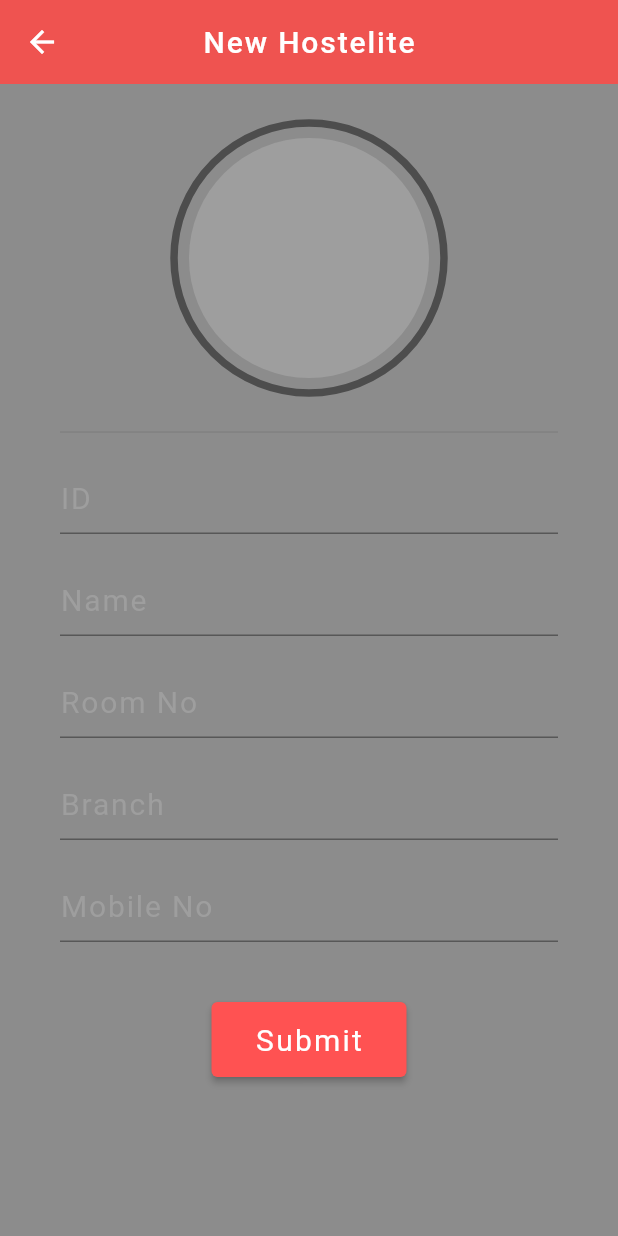
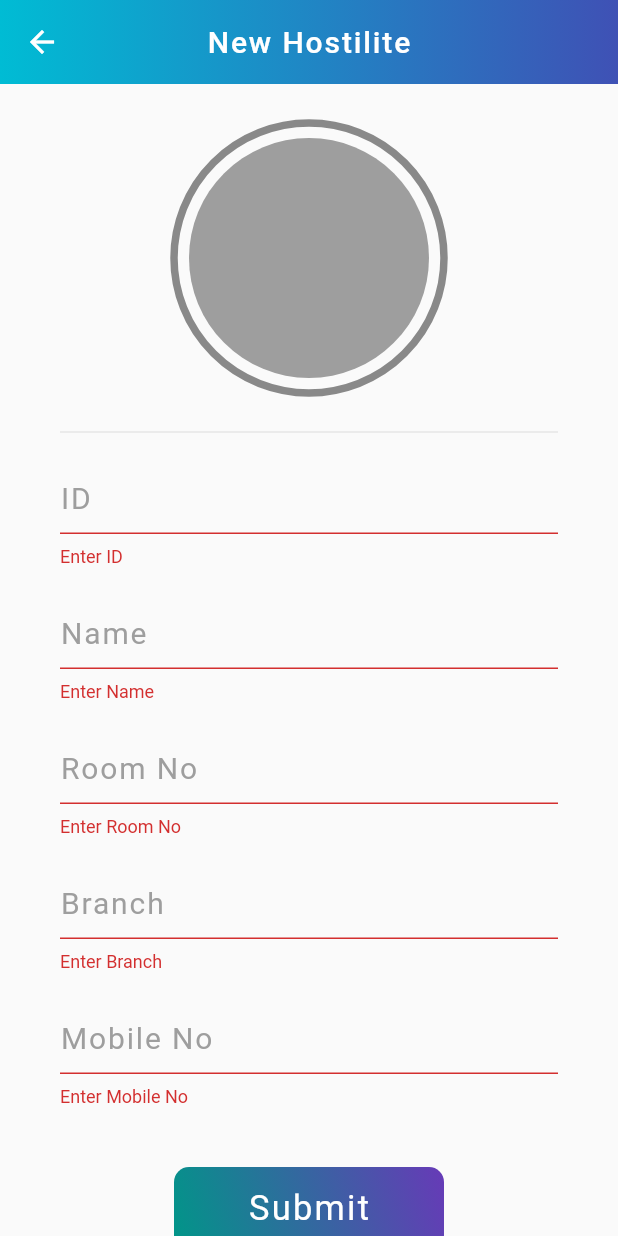
Before and after one commit to ManishModak/Project-Based-Learning-Year-2023, a Flutter app: the NewStudent screen opened by its route, after a tap on "Submit", on a phone screen of 412 x 824 dp. Run offline on Flutter 3.47's test engine with Material 2 defaults, Android fonts, the phone set to English and light mode, and no system bars; our stand-ins replace camera, cloud_firestore, firebase_auth, firebase_core, firebase_storage, flutter_spinkit and 1 more; accounts and stored records are empty.

Commit message:
New Improved UI ,validation check for new hostelite and new manual Entry page

```diff
--- a/lib/common/constants.dart
+++ b/lib/common/constants.dart
@@ -4,3 +4,84 @@ const textInputDecoration = InputDecoration(
   hintStyle: TextStyle(fontSize: 20,letterSpacing: 1.25,color: Colors.grey),
   fillColor: Colors.white ,
 );
+
+const appBarGradient = LinearGradient(
+    begin: Alignment.centerLeft,
+    end: Alignment.centerRight,
+    colors: [
+      Colors.cyan,
+      Colors.indigo
+    ]
+); // app Bar Decoration
+
+const buttonLinearGradient = LinearGradient(
+    colors: [
+      Colors.teal,
+      Colors.deepPurple
+    ],
+    begin: Alignment.bottomLeft ,
+    end: Alignment.topRight ,
+);
+
+const buttonRadialGradient_1 = RadialGradient(
+  colors: [
+    Colors.teal,
+    Colors.deepPurple
+  ],
+  radius: 2.5,
+  focal: Alignment(0.5, -0.5),
+);
+
+const buttonRadialGradient_2 = RadialGradient(
+  colors: [
+    Colors.teal,
+    Colors.deepPurple,
+  ],
+  radius: 2.5,
+  focal: Alignment(-0.5, 0.5),
+);
+
+BoxDecoration boxDecoration() {
+  return BoxDecoration(
+      borderRadius: BorderRadius.circular(8),
+      border: Border.all(color: Colors.white, width: 2),
+    );
+}
+
+Card menuCard(String text,String page,BuildContext context) {
+  return Card(
+    color: Colors.transparent,
+    elevation: 0,
+    shape: RoundedRectangleBorder(
+      borderRadius: BorderRadius.circular(8),
+    ),
+    child: InkWell(
+      onTap: () {
+        Navigator.pushNamed(context, "/$page");
+      },
+      child: Center(
+        child: Text(
+          text ,
+          style: const TextStyle(
+            fontSize: 20,
+            color: Colors.white,
+          ),
+        ),
+      ),
+    ),
+  );
+}
+
+AppBar buildAppBar(String text) {
+  return AppBar(
+    title: Text(
+      text,
+      style: const TextStyle(
+        letterSpacing: 1.25 ,
+      ),
+    ),
+    centerTitle: true,
+    elevation: 0,
+    backgroundColor: Colors.transparent,
+  );
+} // Default app Bar propertires
--- a/lib/pages/new_hostelite_page.dart
+++ b/lib/pages/new_hostelite_page.dart
@@ -18,24 +18,32 @@ class NewStudent extends StatefulWidget {
 
 class _NewStudentState extends State<NewStudent> {
 
-  String id = '';
-  String name = '';
-  String roomNo = '';
-  String branch = '';
-  String mobileNo = '';
+  final GlobalKey<FormState> _formKey = GlobalKey<FormState>() ;
+
+  final TextEditingController id = TextEditingController();
+  final TextEditingController name = TextEditingController();
+  final TextEditingController roomNo = TextEditingController();
+  final TextEditingController branch = TextEditingController();
+  final TextEditingController mobileNo = TextEditingController();
 
   File? studentPic;
   double percentage=0;
+
 @override
 void dispose() {
   super.dispose();
+  id.dispose();
+  name.dispose();
+  roomNo.dispose();
+  branch.dispose();
+  mobileNo.dispose();
 }
 
-void _submitForm() async {
+void _submitForm() async{
 
   MainDatabase student = MainDatabase();
 
-  UploadTask uploadTask = FirebaseStorage.instance.ref().child("pictures").child(id).child(id).putFile(studentPic!);
+  UploadTask uploadTask = FirebaseStorage.instance.ref().child("pictures").child(id.text).child(id.text).putFile(studentPic!);
 
   uploadTask.snapshotEvents.listen((TaskSnapshot snapshot) {
     setState(() {
@@ -45,29 +53,49 @@ void _submitForm() async {
   TaskSnapshot taskSnapshot = await uploadTask;
   String downloadUrl =  await taskSnapshot.ref.getDownloadURL();
 
-  student.addStudent(id: id, name: name, room: roomNo, branch: branch, mobile: mobileNo, url: downloadUrl);
+  student.addStudent(
+      id: id.text ,
+      name: name.text,
+      room: roomNo.text,
+      branch: branch.text,
+      mobile: mobileNo.text,
+      url: downloadUrl
+  );
+
   setState(() {
     percentage = 0;
+    studentPic = Null as File? ;
   });
+
+  id.clear();
+  name.clear();
+  roomNo.clear();
+  branch.clear();
+  mobileNo.clear();
 }
 
 @override
 Widget build(BuildContext context) {
     return SafeArea(
       child: Scaffold(
-        backgroundColor: Colors.black45,
-        appBar: AppBar(
-          backgroundColor: Colors.red[400],
-          title: const Text(
-              "New Hostelite",
-            style: TextStyle(letterSpacing: 1.25),
+        appBar: PreferredSize(
+          preferredSize: const Size.fromHeight(kToolbarHeight),
+          child: Stack(
+            children: [
+              Container(
+                decoration: const BoxDecoration(
+                  gradient: appBarGradient
                 ),
-          centerTitle: true,
-          elevation: 0,
+              ),
+              buildAppBar("New Hostilite")
+            ],
+          ),
         ),
         body: SingleChildScrollView(
           child: Container(
             padding:const EdgeInsets.symmetric(horizontal: 40.0, vertical: 20.0),
+            child: Form(
+              key: _formKey,
               child: Column(
                 children: [
                   Center(
@@ -120,9 +148,7 @@ Widget build(BuildContext context) {
                     ),
                     decoration: textInputDecoration.copyWith(hintText: "ID"),
                     validator: (val) => val == null || val.isEmpty ? "Enter ID" : null,
-                  onChanged: (val) {
-                    setState(() => id = val.toUpperCase().trim());
-                  },
+                    controller: id,
                   ),
                   const SizedBox(height: 20.0),
                   TextFormField(
@@ -132,10 +158,7 @@ Widget build(BuildContext context) {
                     ),
                     decoration: textInputDecoration.copyWith(hintText: "Name"),
                     validator: (val) => val == null || val.isEmpty ? "Enter Name" : null,
-                  onChanged: (val) {
-                    String capName = val[0].toUpperCase() + val.substring(1) ;
-                    setState(() => name = capName.trim());
-                  },
+                    controller: name,
                   ),
                   const SizedBox(height: 20.0),
                   TextFormField(
@@ -145,9 +168,7 @@ Widget build(BuildContext context) {
                     ),
                     decoration: textInputDecoration.copyWith(hintText: "Room No"),
                     validator: (val) => val == null || val.isEmpty ? "Enter Room No" : null,
-                  onChanged: (val) {
-                    setState(() => roomNo = val.toUpperCase().trim());
-                  },
+                    controller: roomNo,
                   ),
                   const SizedBox(height: 20.0),
                   TextFormField(
@@ -157,9 +178,7 @@ Widget build(BuildContext context) {
                     ),
                     decoration: textInputDecoration.copyWith(hintText: "Branch"),
                     validator: (val) => val == null || val.isEmpty ? "Enter Branch" : null,
-                  onChanged: (val) {
-                    setState(() => branch = val.toUpperCase().trim());
-                  },
+                    controller: branch,
                   ),
                   const SizedBox(height: 20.0),
                   TextFormField(
@@ -169,28 +188,39 @@ Widget build(BuildContext context) {
                     ),
                     decoration: textInputDecoration.copyWith(hintText: "Mobile No"),
                     validator: (val) => val == null || val.isEmpty ? "Enter Mobile No" : null,
-                  onChanged: (val) {
-                    setState(() => mobileNo = val.toUpperCase().trim());
-                  },
+                    controller: mobileNo,
                   ),
                   const SizedBox(height: 40.0),
-                ElevatedButton(
-                  onPressed: _submitForm ,
-                  style: ButtonStyle(
-                    backgroundColor: MaterialStateProperty.all<Color?>(Colors.redAccent),
-                    minimumSize: MaterialStateProperty.all<Size>(const Size(130, 50)),
+                  Container(
+                    width: 180,
+                    height: 55,
+                    decoration: BoxDecoration(
+                      borderRadius: BorderRadius.circular(10),
+                      gradient: buttonLinearGradient
+                    ),
+                    child: ElevatedButton(
+                      onPressed: () async{
+                        if(_formKey.currentState!.validate()){
+                          _submitForm();
+                        }
+                      } ,
+                      style: ElevatedButton.styleFrom(
+                        backgroundColor: Colors.transparent,
+                        elevation: 0
                       ),
                       child: const Text(
                         "Submit",
                         style: TextStyle(
-                      fontSize: 20,
+                          fontSize: 23,
                           color: Colors.white,
                           fontWeight: FontWeight.w400,
                           letterSpacing: 1.5
                         ),
                       ),
                     ),
+                  ),
                 ],
+              ),
             ),
           ),
         )
--- a/lib/services/auth.dart
+++ b/lib/services/auth.dart
@@ -12,6 +12,7 @@ class AuthService {
   Future signInWithEmailAndPassword(String email,String password) async {
     try{
       UserCredential result = await _auth.signInWithEmailAndPassword(email: email, password: password) ;
+      print(result) ;
       User? user = result.user;
       return _adminFromFirebaseUser(user!);
     }catch(e){
--- a/lib/services/main_database.dart
+++ b/lib/services/main_database.dart
@@ -1,6 +1,7 @@
 import 'package:cloud_firestore/cloud_firestore.dart';
 
 class MainDatabase {
+
   final FirebaseFirestore _fire = FirebaseFirestore.instance;
 
   /*
```
Also changed, not shown: lib/main.dart (+15 -4 lines), lib/pages/daily_log_page.dart (+17 -9 lines), lib/pages/login_page.dart (+25 -4 lines), lib/pages/manual_entry_page.dart (added, +82 -0 lines), lib/pages/menu_page.dart (+50 -63 lines), pubspec.lock, 4 other files. Lines whose indentation alone changed are shown as unchanged.
